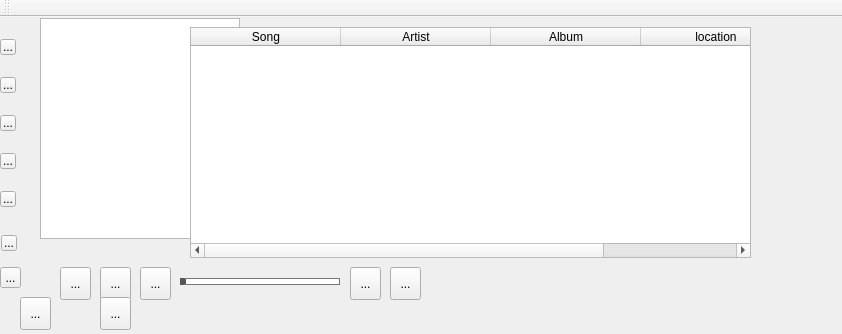
Old version of the form mainwindow.ui in the repository milohr/babe-qt.
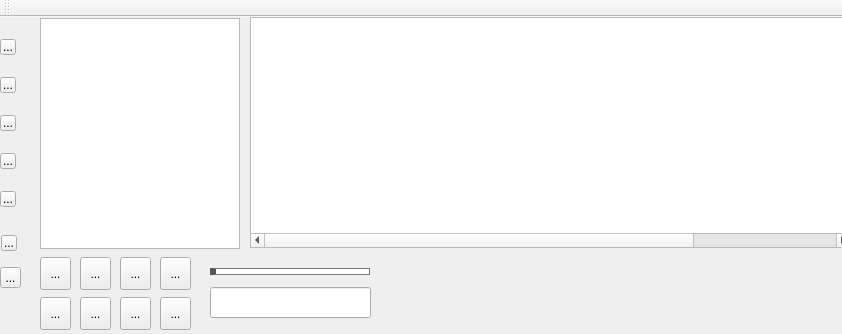
New version of the form. Icons and pictures are not drawn.

Commit message:
added search bar and some ui changes
last commit for tonight

Diff of the .ui file:
```diff
--- a/mainwindow.ui
+++ b/mainwindow.ui
@@ -192,8 +192,8 @@
    <widget class="QToolButton" name="backward_btn">
     <property name="geometry">
      <rect>
-      <x>60</x>
-      <y>250</y>
+      <x>80</x>
+      <y>240</y>
       <width>31</width>
       <height>33</height>
      </rect>
@@ -209,8 +209,8 @@
    <widget class="QToolButton" name="foward_btn">
     <property name="geometry">
      <rect>
-      <x>140</x>
-      <y>250</y>
+      <x>160</x>
+      <y>240</y>
       <width>31</width>
       <height>33</height>
      </rect>
@@ -226,8 +226,8 @@
    <widget class="QToolButton" name="play_btn">
     <property name="geometry">
      <rect>
-      <x>100</x>
-      <y>250</y>
+      <x>120</x>
+      <y>240</y>
       <width>31</width>
       <height>33</height>
      </rect>
@@ -243,8 +243,8 @@
    <widget class="QSlider" name="seekBar">
     <property name="geometry">
      <rect>
-      <x>180</x>
-      <y>256</y>
+      <x>210</x>
+      <y>246</y>
       <width>160</width>
       <height>16</height>
      </rect>
@@ -302,7 +302,7 @@
       <x>40</x>
       <y>1</y>
       <width>200</width>
-      <height>221</height>
+      <height>231</height>
      </rect>
     </property>
     <property name="minimumSize">
@@ -336,9 +336,9 @@
    <widget class="QTableWidget" name="tableWidget">
     <property name="geometry">
      <rect>
-      <x>190</x>
-      <y>10</y>
-      <width>561</width>
+      <x>250</x>
+      <y>0</y>
+      <width>601</width>
       <height>231</height>
      </rect>
     </property>
@@ -397,7 +397,7 @@
      <bool>true</bool>
     </property>
     <attribute name="horizontalHeaderVisible">
-     <bool>true</bool>
+     <bool>false</bool>
     </attribute>
     <attribute name="horizontalHeaderCascadingSectionResizes">
      <bool>false</bool>
@@ -441,8 +441,8 @@
    <widget class="QToolButton" name="hide_sidebar_btn">
     <property name="geometry">
      <rect>
-      <x>20</x>
-      <y>280</y>
+      <x>40</x>
+      <y>240</y>
       <width>31</width>
       <height>33</height>
      </rect>
@@ -458,8 +458,8 @@
    <widget class="QToolButton" name="fav_btn">
     <property name="geometry">
      <rect>
-      <x>390</x>
-      <y>250</y>
+      <x>80</x>
+      <y>280</y>
       <width>31</width>
       <height>33</height>
      </rect>
@@ -475,8 +475,8 @@
    <widget class="QToolButton" name="shuffle_btn">
     <property name="geometry">
      <rect>
-      <x>350</x>
-      <y>250</y>
+      <x>40</x>
+      <y>280</y>
       <width>31</width>
       <height>33</height>
      </rect>
@@ -492,7 +492,7 @@
    <widget class="QToolButton" name="open_btn">
     <property name="geometry">
      <rect>
-      <x>100</x>
+      <x>120</x>
       <y>280</y>
       <width>31</width>
       <height>33</height>
@@ -529,6 +529,32 @@
      <bool>true</bool>
     </property>
    </widget>
+   <widget class="QLineEdit" name="search">
+    <property name="geometry">
+     <rect>
+      <x>210</x>
+      <y>270</y>
+      <width>161</width>
+      <height>31</height>
+     </rect>
+    </property>
+   </widget>
+   <widget class="QToolButton" name="searchField">
+    <property name="geometry">
+     <rect>
+      <x>160</x>
+      <y>280</y>
+      <width>31</width>
+      <height>33</height>
+     </rect>
+    </property>
+    <property name="text">
+     <string>...</string>
+    </property>
+    <property name="icon">
+     <iconset theme="search"/>
+    </property>
+   </widget>
   </widget>
   <widget class="QToolBar" name="mainToolBar">
    <property name="styleSheet">
```
The commit also changes 2 other files.
